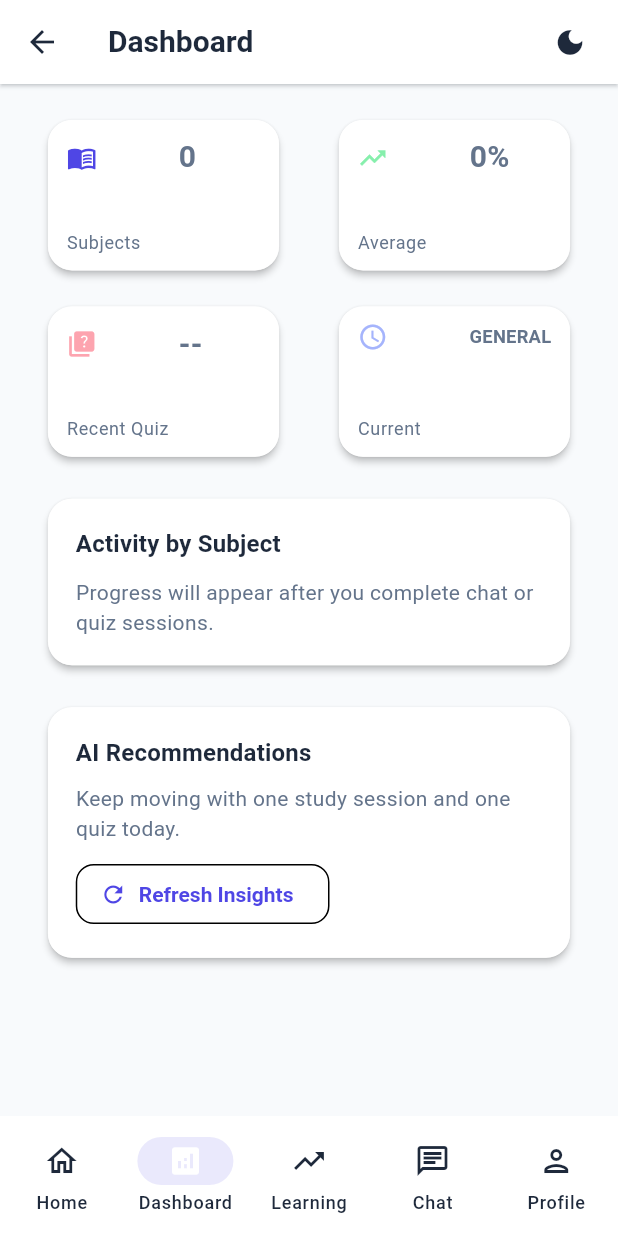
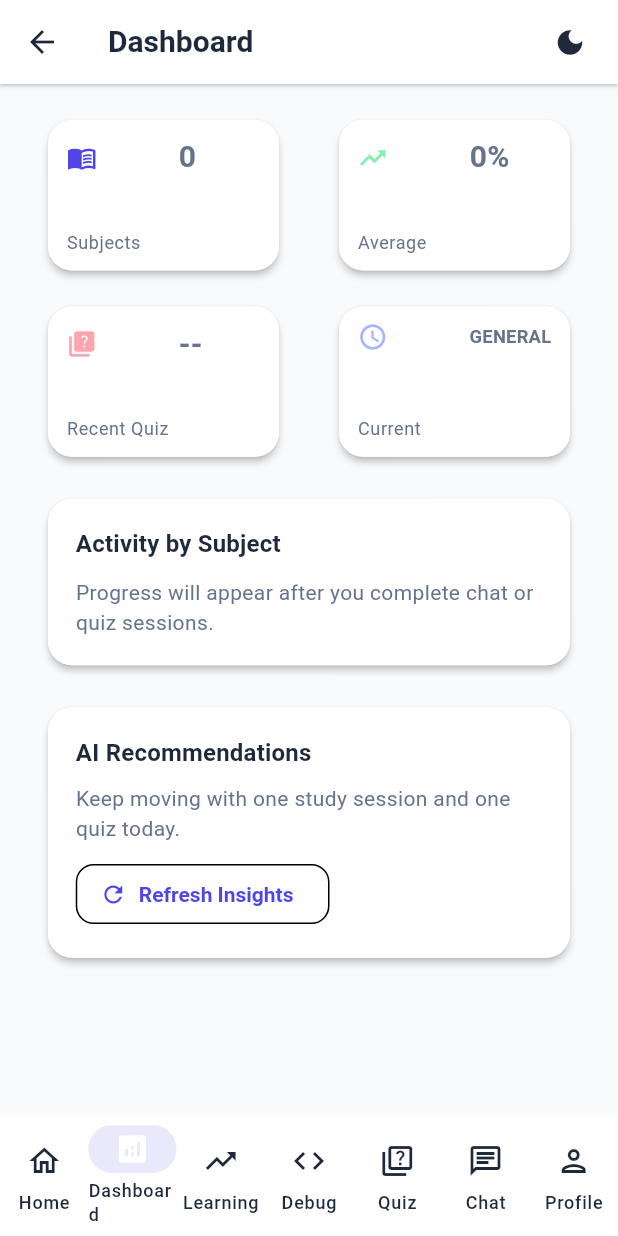
Before and after one commit to priyanshch1105/code-mentor-ai, a Flutter app: the AppShell screen opened directly with empty values, item 2 of the bottom bar chosen, on a phone screen of 412 x 824 dp. Run offline on Flutter 3.47's test engine with Material 3 defaults, Android fonts, the phone set to English and light mode, and no system bars; our stand-ins replace dio, flutter_animate, shared_preferences; accounts and stored records are empty; network calls fail.

Commit message:
feat: Update AppShell navigation to include Code Debug and Quiz screens

```diff
--- a/mobile-app/lib/src/views/dashboard/bottomnavscreen.dart
+++ b/mobile-app/lib/src/views/dashboard/bottomnavscreen.dart
@@ -1,10 +1,12 @@
 import 'package:flutter/material.dart';
 import 'chat_screen.dart';
+import 'code_debug_screen.dart';
 
 import 'dashboard_screen.dart';
 import 'home_screen.dart';
 import 'learning_path_screen.dart';
 import 'profile_screen.dart';
+import 'quiz_screen.dart';
 
 class AppShell extends StatefulWidget {
   final VoidCallback onToggleTheme;
@@ -21,12 +23,14 @@ class AppShell extends StatefulWidget {
 }
 
 class _AppShellState extends State<AppShell> {
-  int _selectedIndex = 3;
+  int _selectedIndex = 5;
 
   final List<String> _titles = [
     'Home',
     'Dashboard',
     'Learning Path',
+    'Code Debug',
+    'Quiz',
     'Chat',
     'Profile',
   ];
@@ -45,6 +49,8 @@ class _AppShellState extends State<AppShell> {
       const HomeScreen(),
       const DashboardScreen(),
       const LearningPathScreen(),
+      const CodeDebugScreen(),
+      const QuizScreen(),
       const ChatScreen(),
       ProfileScreen(
         isDark: isDark,
@@ -57,9 +63,9 @@ class _AppShellState extends State<AppShell> {
       appBar: AppBar(
         title: Text(
           _titles[_selectedIndex],
-          style: Theme.of(context).textTheme.headlineSmall?.copyWith(
-                fontWeight: FontWeight.w700,
-              ),
+          style: Theme.of(
+            context,
+          ).textTheme.headlineSmall?.copyWith(fontWeight: FontWeight.w700),
         ),
         elevation: 1,
         backgroundColor: colors.surface,
@@ -68,10 +74,7 @@ class _AppShellState extends State<AppShell> {
           Padding(
             padding: const EdgeInsets.symmetric(horizontal: 8.0),
             child: IconButton(
-              icon: Icon(
-                isDark ? Icons.light_mode : Icons.dark_mode,
-                size: 22,
-              ),
+              icon: Icon(isDark ? Icons.light_mode : Icons.dark_mode, size: 22),
               onPressed: widget.onToggleTheme,
               tooltip: 'Toggle theme',
               splashRadius: 24,
@@ -105,6 +108,16 @@ class _AppShellState extends State<AppShell> {
             label: 'Learning',
           ),
           NavigationDestination(
+            icon: const Icon(Icons.code_outlined),
+            selectedIcon: const Icon(Icons.code),
+            label: 'Debug',
+          ),
+          NavigationDestination(
+            icon: const Icon(Icons.quiz_outlined),
+            selectedIcon: const Icon(Icons.quiz),
+            label: 'Quiz',
+          ),
+          NavigationDestination(
             icon: const Icon(Icons.chat_outlined),
             selectedIcon: const Icon(Icons.chat),
             label: 'Chat',
```
